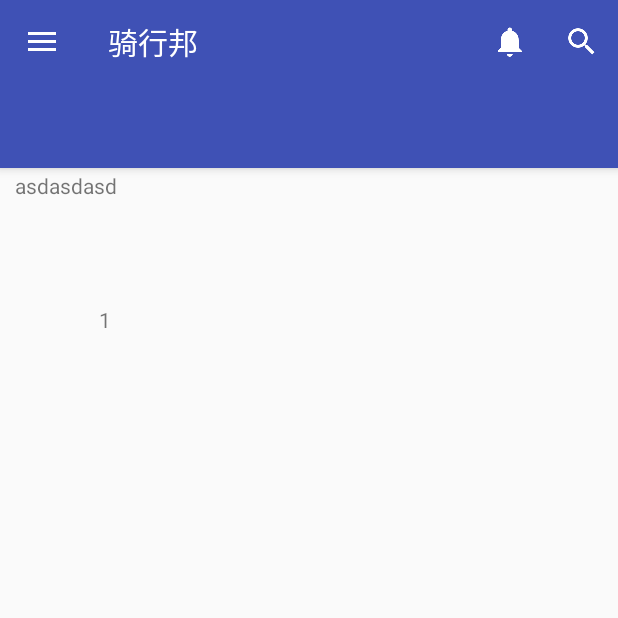
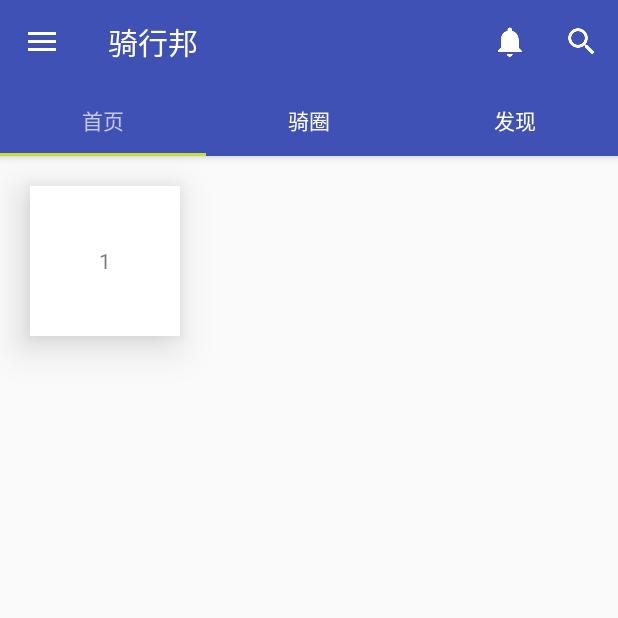
Before and after one commit to ZHJeongho/MetarialTest, an Android app: the screen it shows after launch (MainActivity), after a tap on "首页", on a phone screen of 412 x 824 dp, the top half of it. Run offline under Robolectric (Android 15) with nearby library versions, the phone set to English and light mode, and no system bars; 2 other taps on this screen came first.

Commit message:
layout OK

```diff
--- a/Metarial/app/src/main/java/com/jeongho/metarial/activity/MainActivity.java
+++ b/Metarial/app/src/main/java/com/jeongho/metarial/activity/MainActivity.java
@@ -47,7 +47,8 @@ public class MainActivity extends AppCompatActivity implements Toolbar.OnMenuIte
         //初始化Toolbar
         mToolbar = (Toolbar) findViewById(R.id.toolbar);
         mToolbar.setTitle("骑行邦");
-        mToolbar.setTitleTextColor(getResources().getColor(android.R.color.white));
+        //布局文件中 app:title
+        //mToolbar.setTitleTextColor(getResources().getColor(android.R.color.white));
         setSupportActionBar(mToolbar);
         mToolbar.setNavigationIcon(R.drawable.ic_menu_white_24dp);
         mToolbar.setOnMenuItemClickListener(this);
@@ -62,14 +63,12 @@ public class MainActivity extends AppCompatActivity implements Toolbar.OnMenuIte
         NavigationView navigationView = (NavigationView) findViewById(R.id.nav_view);
         navigationView.setNavigationItemSelectedListener(this);
 
-
+        //初始化MainFragment
         mMainFragment = new MainFragment();
         mFragmentManager = getSupportFragmentManager();
         FragmentTransaction transaction = mFragmentManager.beginTransaction();
-        transaction.add(R.id.fl_content, mMainFragment);
+        transaction.add(R.id.content_frame, mMainFragment);
         transaction.commit();
-
-
     }
 
 
@@ -106,36 +105,66 @@ public class MainActivity extends AppCompatActivity implements Toolbar.OnMenuIte
 
         FragmentTransaction transaction = mFragmentManager.beginTransaction();
         Fragment fragment = null;
+
+        if(mCollectFragment != null){
+            transaction.hide(mCollectFragment);
+        }
+        if(mAttentionFragment != null){
+            transaction.hide(mAttentionFragment);
+        }
+        if(mPostsFragment != null){
+            transaction.hide(mPostsFragment);
+        }
+        if(mSettingFragment != null){
+            transaction.hide(mSettingFragment);
+        }
+        if(mMainFragment != null){
+            transaction.hide(mMainFragment);
+        }
+
+
         if (id == R.id.nav_home) {
-            // Handle the camera action
+            if (mMainFragment == null){
+                mMainFragment = new MainFragment();
+            }
+            fragment = mMainFragment;
+            mToolbar.setTitle("骑行邦");
         } else if (id == R.id.nav_collect) {
             if (mCollectFragment == null){
                 mCollectFragment = new MyCollectFragment();
-                fragment = mCollectFragment;
             }
+            fragment = mCollectFragment;
             mToolbar.setTitle("我的收藏");
         } else if (id == R.id.nav_attention) {
             if (mAttentionFragment == null){
                 mAttentionFragment = new MyAttentionFragment();
-                fragment = mAttentionFragment;
             }
+            fragment = mAttentionFragment;
             mToolbar.setTitle("我的关注");
         } else if (id == R.id.nav_posts) {
             if (mPostsFragment == null){
                 mPostsFragment = new MyPostsFragment();
-                fragment = mPostsFragment;
             }
+            fragment = mPostsFragment;
             mToolbar.setTitle("我的帖子");
         } else if (id == R.id.nav_night_mode) {
 
         } else if (id == R.id.nav_setting) {
             if (mSettingFragment == null){
                 mSettingFragment = new SettingFragment();
-                fragment = mSettingFragment;
             }
+            fragment = mSettingFragment;
             mToolbar.setTitle("设置");
         }
-        transaction.replace(R.id.fl_content, fragment);
+
+        if (fragment != null){
+            if (fragment.isAdded()){
+                transaction.show(fragment);
+            }else {
+                transaction.add(R.id.content_frame, fragment);
+            }
+        }
+
         transaction.commit();
 
         DrawerLayout drawer = (DrawerLayout) findViewById(R.id.drawer_layout);
--- a/Metarial/app/src/main/res/layout/activity_main.xml
+++ b/Metarial/app/src/main/res/layout/activity_main.xml
@@ -9,7 +9,16 @@
     android:fitsSystemWindows="true"
     tools:openDrawer="start">
 
-    <include layout="@layout/right_layout"/>
+    <RelativeLayout
+        android:layout_width="match_parent"
+        android:layout_height="match_parent">
+        <include layout="@layout/toolbar" />
+        <FrameLayout
+            android:id="@+id/content_frame"
+            android:layout_width="match_parent"
+            android:layout_height="match_parent"
+            android:layout_marginTop="?attr/actionBarSize" />
+    </RelativeLayout>
 
     <android.support.design.widget.NavigationView
         android:id="@+id/nav_view"
--- a/Metarial/app/src/main/res/layout/content_pager_1.xml
+++ b/Metarial/app/src/main/res/layout/content_pager_1.xml
@@ -1,15 +1,15 @@
 <?xml version="1.0" encoding="utf-8"?>
-<LinearLayout xmlns:android="http://schemas.android.com/apk/res/android"
-              android:orientation="vertical"
+<RelativeLayout xmlns:android="http://schemas.android.com/apk/res/android"
               android:layout_width="match_parent"
               android:layout_height="match_parent">
     <TextView
         android:layout_width="100dp"
         android:layout_height="100dp"
         android:layout_margin="20dp"
+        android:elevation="16dp"
         android:gravity="center"
-        android:elevation="16dp"
+        android:background="@android:color/white"
         android:text="1"/>
 
 
-</LinearLayout>
+</RelativeLayout>
--- a/Metarial/app/src/main/res/layout/fragment_main.xml
+++ b/Metarial/app/src/main/res/layout/fragment_main.xml
@@ -13,24 +13,14 @@
         android:layout_height="wrap_content"
         android:layout_width="match_parent"
         android:background="@color/colorPrimary"
-        android:layout_marginTop="?attr/actionBarSize">
-        <!--
+        android:elevation="4dp"
         app:tabGravity="fill"
-        app:tabMode="fixed"
-        -->
+        app:tabMode="fixed">
     </android.support.design.widget.TabLayout>
 
-    <TextView
-        android:id="@+id/tv"
-        android:layout_width="wrap_content"
-        android:layout_height="wrap_content"
-        android:layout_margin="10dp"
-        android:layout_below="@id/tab"
-        android:text="asdasdasd"
-        android:elevation="4dp"/>
     <android.support.v4.view.ViewPager
         android:id="@+id/vp_content"
-        android:layout_below="@id/tv"
+        android:layout_below="@id/tab"
         android:layout_width="match_parent"
         android:layout_height="match_parent">
     </android.support.v4.view.ViewPager>
--- a/Metarial/app/src/main/res/layout/fragment_posts.xml
+++ b/Metarial/app/src/main/res/layout/fragment_posts.xml
@@ -9,6 +9,8 @@
         android:layout_margin="20dp"
         android:gravity="center"
         android:elevation="16dp"
+        android:layout_gravity="right"
+        android:background="@android:color/white"
         android:text="posts"/>
 
 
--- a/Metarial/app/src/main/res/layout/right_layout.xml
+++ /dev/null
@@ -1,40 +0,0 @@
-<?xml version="1.0" encoding="utf-8"?>
-<android.support.design.widget.CoordinatorLayout
-    xmlns:android="http://schemas.android.com/apk/res/android"
-    xmlns:app="http://schemas.android.com/apk/res-auto"
-    android:layout_width="match_parent"
-    android:layout_height="match_parent"
-    android:fitsSystemWindows="true">
-
-    <android.support.design.widget.AppBarLayout
-        android:layout_width="match_parent"
-        android:layout_height="wrap_content"
-        android:theme="@style/AppTheme.AppBarOverlay">
-
-        <android.support.v7.widget.Toolbar
-            android:id="@+id/toolbar"
-            android:layout_width="match_parent"
-            android:layout_height="?attr/actionBarSize"
-            android:background="?attr/colorPrimary">
-        </android.support.v7.widget.Toolbar>
-        <android.support.design.widget.TabLayout
-            android:id="@+id/tab"
-            android:layout_height="?attr/actionBarSize"
-            android:layout_width="match_parent"
-            android:background="@color/colorPrimary">
-            <!--
-            app:tabGravity="fill"
-            app:tabMode="fixed"
-            -->
-        </android.support.design.widget.TabLayout>
-
-    </android.support.design.widget.AppBarLayout>
-
-
-    <FrameLayout
-        android:id="@+id/fl_content"
-        android:layout_width="match_parent"
-        android:layout_height="match_parent">
-    </FrameLayout>
-
-</android.support.design.widget.CoordinatorLayout>
--- /dev/null
+++ b/Metarial/app/src/main/res/layout/toolbar.xml
@@ -0,0 +1,11 @@
+<?xml version="1.0" encoding="utf-8"?>
+<android.support.v7.widget.Toolbar
+    xmlns:android="http://schemas.android.com/apk/res/android"
+    xmlns:app="http://schemas.android.com/apk/res-auto"
+    android:id="@+id/toolbar"
+    android:layout_width="match_parent"
+    android:layout_height="?attr/actionBarSize"
+    android:background="?attr/colorPrimary"
+    android:theme="@style/AppTheme.AppBarOverlay"
+    app:titleTextColor="@android:color/white">
+</android.support.v7.widget.Toolbar>
--- a/Metarial/app/src/main/res/menu/activity_main_drawer.xml
+++ b/Metarial/app/src/main/res/menu/activity_main_drawer.xml
@@ -7,6 +7,7 @@
         <item
             android:id="@+id/nav_home"
             android:icon="@drawable/ic_menu_camera"
+            android:checked="true"
             android:title="首页"/>
         <item
             android:id="@+id/nav_collect"
@@ -23,7 +24,8 @@
     </group>
 
     <group
-        android:id="@+id/bottom_group">
+        android:id="@+id/bottom_group"
+        android:checkableBehavior="single">
         <item
             android:id="@+id/nav_night_mode"
             android:icon="@drawable/ic_menu_share"
```
Also changed, not shown: 1 other file.
